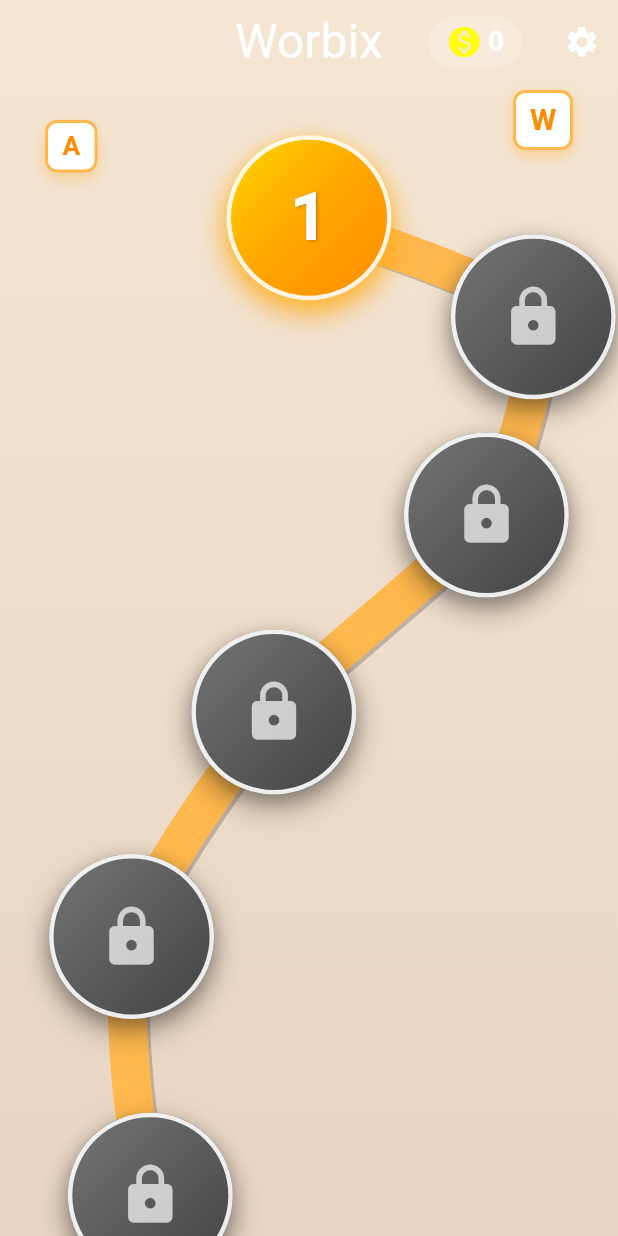
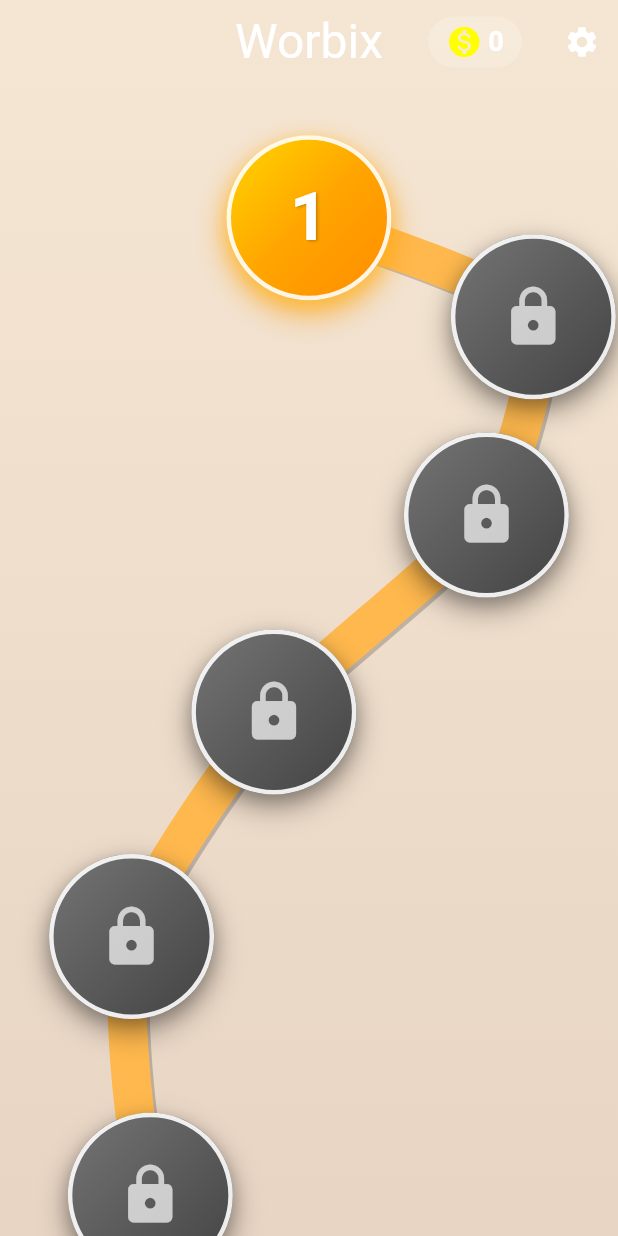
Before and after one commit to zenithsyntax/worbix, a Flutter app: the screen it shows after launch, on a phone screen of 412 x 824 dp. Run offline on Flutter 3.47's test engine with Material 3 defaults, Android fonts, the light colour scheme and no system bars; drawn by our look-alikes of flutter_animate; our stand-ins replace confetti, flutter_riverpod, google_fonts, google_mobile_ads, shared_preferences.

Commit message:
9 commit

```diff
--- a/lib/src/features/ui/home_screen.dart
+++ b/lib/src/features/ui/home_screen.dart
@@ -527,27 +527,107 @@ class _RoadmapViewState extends State<RoadmapView> {
     double totalHeight,
   ) {
     return [
-      // Top right - Letter icon
-      Positioned(right: 30, top: 60, child: _LetterIcon(letter: 'W', size: 40)),
+      // Puzzle 1: WORD/CROSS - Top left corner (rotated)
+      // Positioned(
+      //   left: 10,
+      //   top: 50,
+      //   child: _CrosswordPuzzle(
+      //     tileSize: 45.0,
+      //     spacing: 2.0,
+      //     angle: -0.3,
+      //     horizontalWord: 'WORD',
+      //     verticalWord: 'CROSS',
+      //     horizontalStartCol: 0,
+      //     verticalStartRow: 0,
+      //     intersectionRow: 2,
+      //     intersectionCol: 1,
+      //   ),
+      // ),
+      // Puzzle 2: GAME/PLAY - Top right corner (rotated)
+      // Positioned(
+      //   right: 10,
+      //   top: 60,
+      //   child: _CrosswordPuzzle(
+      //     tileSize: 42.0,
+      //     spacing: 2.0,
+      //     angle: 0.4,
+      //     horizontalWord: 'GAME',
+      //     verticalWord: 'PLAY',
+      //     horizontalStartCol: 0,
+      //     verticalStartRow: 0,
+      //     intersectionRow: 1,
+      //     intersectionCol: 1,
+      //   ),
+      // ),
+      // Puzzle 3: FUN/QUIZ - Bottom left corner (rotated)
+      // Positioned(
+      //   left: 15,
+      //   top: totalHeight - 250,
+      //   child: _CrosswordPuzzle(
+      //     tileSize: 48.0,
+      //     spacing: 2.0,
+      //     angle: 0.25,
+      //     horizontalWord: 'FUN',
+      //     verticalWord: 'QUIZ',
+      //     horizontalStartCol: 0,
+      //     verticalStartRow: 0,
+      //     intersectionRow: 1,
+      //     intersectionCol: 1,
+      //   ),
+      // ),
+      // Puzzle 4: BRAIN/TEST - Bottom right corner (rotated)
+      // Positioned(
+      //   right: 15,
+      //   top: totalHeight - 280,
+      //   child: _CrosswordPuzzle(
+      //     tileSize: 40.0,
+      //     spacing: 2.0,
+      //     angle: -0.35,
+      //     horizontalWord: 'BRAIN',
+      //     verticalWord: 'TEST',
+      //     horizontalStartCol: 0,
+      //     verticalStartRow: 0,
+      //     intersectionRow: 2,
+      //     intersectionCol: 2,
+      //   ),
+      // ),
+      // Puzzle 5: WORD/PUZZLE - Left side middle (rotated)
+      // Positioned(
+      //   left: 5,
+      //   top: totalHeight * 0.3,
+      //   child: _CrosswordPuzzle(
+      //     tileSize: 38.0,
+      //     spacing: 2.0,
+      //     angle: 0.5,
+      //     horizontalWord: 'WORD',
+      //     verticalWord: 'PUZZLE',
+      //     horizontalStartCol: 0,
+      //     verticalStartRow: 0,
+      //     intersectionRow: 2,
+      //     intersectionCol: 1,
+      //   ),
+      // ),
+      // Puzzle 6: CROSS/GRID - Right side middle (rotated)
+      // Positioned(
+      //   right: 5,
+      //   top: totalHeight * 0.35,
+      //   child: _CrosswordPuzzle(
+      //     tileSize: 44.0,
+      //     spacing: 2.0,
+      //     angle: -0.45,
+      //     horizontalWord: 'CROSS',
+      //     verticalWord: 'GRID',
+      //     horizontalStartCol: 0,
+      //     verticalStartRow: 0,
+      //     intersectionRow: 1,
+      //     intersectionCol: 2,
+      //   ),
+      // ),
       // Center - Crossword icon (in the U-turn area)
       Positioned(
         left: screenWidth * 0.5 - 20,
         top: totalHeight * 0.6,
         child: _CrosswordIcon(size: 35),
-      ),
-      // Top left - Letter icon
-      Positioned(left: 30, top: 80, child: _LetterIcon(letter: 'A', size: 35)),
-      // Right side - Letter icon
-      Positioned(
-        right: 25,
-        top: totalHeight * 0.4,
-        child: _LetterIcon(letter: 'B', size: 30),
-      ),
-      // Left side - Letter icon
-      Positioned(
-        left: 20,
-        top: totalHeight * 0.75,
-        child: _LetterIcon(letter: 'X', size: 32),
       ),
       // Bottom area - Crossword icon
       Positioned(
@@ -784,39 +864,162 @@ class LevelNode extends StatelessWidget {
 class _LetterIcon extends StatelessWidget {
   final String letter;
   final double size;
+  final double angle;
+  final Color color;
+  final String? fontFamily;
+  final Color tileColor;
+  final bool hasShadow;
 
-  const _LetterIcon({required this.letter, required this.size});
+  const _LetterIcon({
+    required this.letter,
+    required this.size,
+    this.angle = 0.0,
+    required this.color,
+    this.fontFamily,
+    this.tileColor = Colors.white,
+    this.hasShadow = true,
+  });
 
   @override
   Widget build(BuildContext context) {
-    return Container(
+    return Transform.rotate(
+      angle: angle,
+      child: Container(
         width: size,
         height: size,
         decoration: BoxDecoration(
-        color: Colors.white,
-        borderRadius: BorderRadius.circular(8),
-        boxShadow: [
+          color: tileColor,
+          borderRadius: BorderRadius.circular(4),
+          boxShadow: hasShadow
+              ? [
                   BoxShadow(
-            color: Colors.orange.withOpacity(0.3),
-            blurRadius: 8,
-            offset: const Offset(0, 4),
+                    color: Colors.black.withOpacity(0.2),
+                    blurRadius: 4,
+                    offset: const Offset(0, 2),
                   ),
-        ],
-        border: Border.all(color: const Color(0xFFFFB84D), width: 2),
+                ]
+              : null,
         ),
         child: Center(
           child: Text(
             letter,
             style: TextStyle(
               fontSize: size * 0.5,
-            fontWeight: FontWeight.bold,
-            color: const Color(0xFFFF8C00),
+              fontWeight: FontWeight.w900,
+              color: color,
+              letterSpacing: 0.5,
+              fontFamily: fontFamily,
+            ),
           ),
         ),
       ),
     ).animate().scale(duration: 600.ms, curve: Curves.easeOutBack).fade();
   }
 }
+
+// Crossword Puzzle Widget
+// class _CrosswordPuzzle extends StatelessWidget {
+//   final double tileSize;
+//   final double spacing;
+//   final double angle;
+//   final String horizontalWord;
+//   final String verticalWord;
+//   final int horizontalStartCol;
+//   final int verticalStartRow;
+//   final int intersectionRow;
+//   final int intersectionCol;
+
+//   const _CrosswordPuzzle({
+//     this.tileSize = 50.0,
+//     this.spacing = 2.0,
+//     this.angle = 0.0,
+//     required this.horizontalWord,
+//     required this.verticalWord,
+//     required this.horizontalStartCol,
+//     required this.verticalStartRow,
+//     required this.intersectionRow,
+//     required this.intersectionCol,
+//   });
+
+//   @override
+//   Widget build(BuildContext context) {
+//     final tileWithSpacing = tileSize + spacing;
+
+//     // Calculate grid dimensions
+//     final maxCol = math.max(
+//       horizontalStartCol + horizontalWord.length - 1,
+//       intersectionCol,
+//     );
+//     final maxRow = math.max(
+//       verticalStartRow + verticalWord.length - 1,
+//       intersectionRow,
+//     );
+
+//     final width = (maxCol + 1) * tileWithSpacing;
+//     final height = (maxRow + 1) * tileWithSpacing;
+
+//     // Build tiles
+//     final tiles = <Widget>[];
+
+//     // Add horizontal word tiles (dark)
+//     for (int i = 0; i < horizontalWord.length; i++) {
+//       final col = horizontalStartCol + i;
+//       final row = intersectionRow;
+//       final letter = horizontalWord[i];
+
+//       tiles.add(
+//         Positioned(
+//           left: col * tileWithSpacing,
+//           top: row * tileWithSpacing,
+//           child: _LetterIcon(
+//             letter: letter,
+//             size: tileSize,
+//             angle: 0.0,
+//             color: Colors.white,
+//             tileColor: Colors.grey.shade800,
+//             hasShadow: true,
+//             fontFamily: null,
+//           ),
+//         ),
+//       );
+//     }
+
+//     // Add vertical word tiles (white, skip intersection)
+//     for (int i = 0; i < verticalWord.length; i++) {
+//       final row = verticalStartRow + i;
+//       final col = intersectionCol;
+//       final letter = verticalWord[i];
+//       final isIntersection = (col == intersectionCol && row == intersectionRow);
+
+//       if (!isIntersection) {
+//         tiles.add(
+//           Positioned(
+//             left: col * tileWithSpacing,
+//             top: row * tileWithSpacing,
+//             child: _LetterIcon(
+//               letter: letter,
+//               size: tileSize,
+//               angle: 0.0,
+//               color: Colors.white,
+//               tileColor: Colors.white,
+//               hasShadow: true,
+//               fontFamily: null,
+//             ),
+//           ),
+//         );
+//       }
+//     }
+
+//     return Transform.rotate(
+//       angle: angle,
+//       child: Container(
+//         width: width,
+//         height: height,
+//         child: Stack(children: tiles),
+//       ),
+//     );
+//   }
+// }
 
 // Crossword Icon Widget
 class _CrosswordIcon extends StatelessWidget {
```
Also changed, not shown: assets/worbix-wordmark.png (added). Lines whose indentation alone changed are shown as unchanged.
